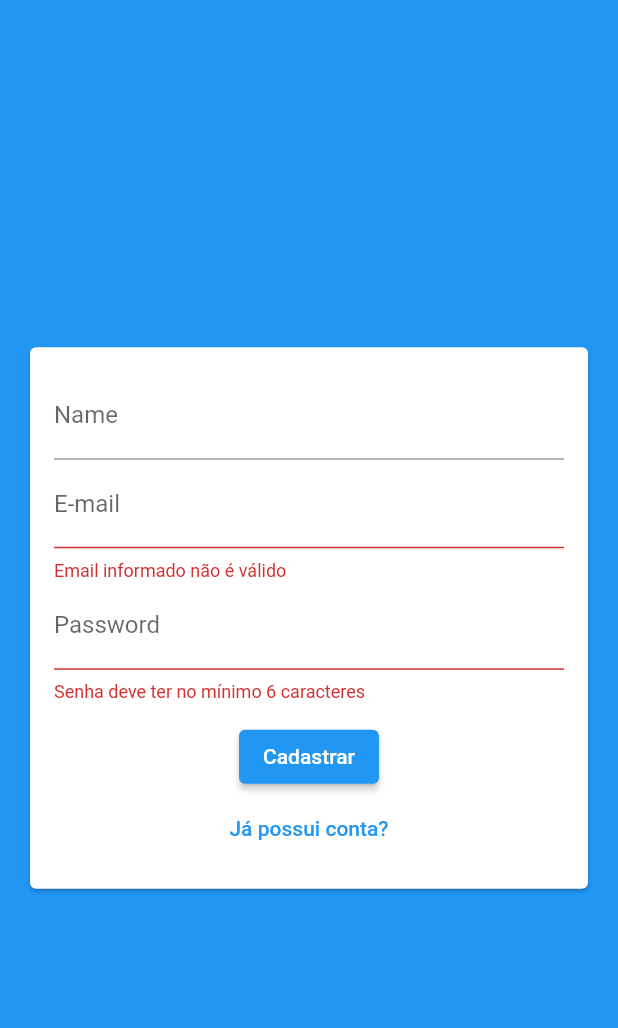
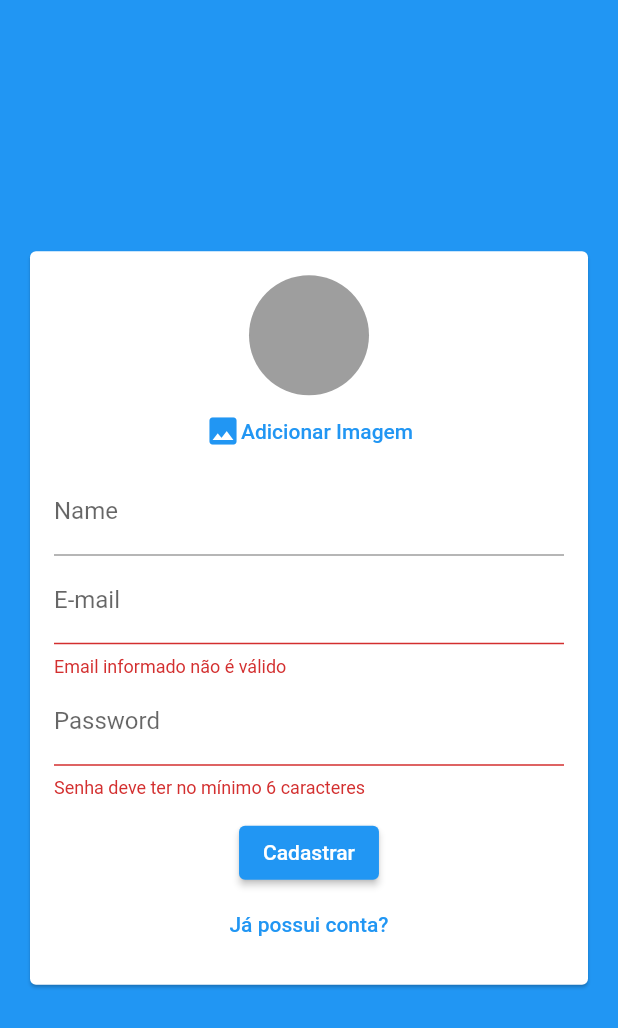
Before and after one commit to Yures1lva/chat-firebase, a Flutter app: the screen it shows after launch, after a tap on "Entrar", after a tap on "Criar uma nova conta?", on a phone screen of 412 x 824 dp. Shown: the top 1028 px of the screen. Run offline on Flutter 3.47's test engine with Material 2 defaults, Android fonts, the phone set to English and light mode, and no system bars; our stand-ins replace image_picker.

Commit message:
Adicionando aimagePicker

```diff
--- a/chat_firebase/lib/componets/auth_form.dart
+++ b/chat_firebase/lib/componets/auth_form.dart
@@ -1,3 +1,6 @@
+import 'dart:io';
+
+import 'package:chat_firebase/componets/user_image_picker.dart';
 import 'package:chat_firebase/models/auth_form_data.dart';
 import 'package:flutter/material.dart';
 import 'package:flutter/src/widgets/container.dart';
@@ -15,11 +18,26 @@ class _AuthFormState extends State<AuthForm> {
   final _formkey = GlobalKey<FormState>();
   final _formData = AuthFormData();
 
+  void _showError(String msg) {
+    ScaffoldMessenger.of(context).showSnackBar(
+      SnackBar(
+        content: Text(msg),
+        backgroundColor: Theme.of(context).errorColor,
+      ),
+    );
+  }
+
   void _submit() {
     final isValid = _formkey.currentState?.validate() ?? false;
     if (!isValid) return;
+    if (_formData.image == null && _formData.isSingup) {
+      return _showError("Imagem não selecionada");
+    }
+    widget.onSubmit(_formData);
+  }
 
-    widget.onSubmit(_formData);
+  void _handleImagePick(File image) {
+    _formData.image = image;
   }
 
   @override
@@ -32,6 +50,8 @@ class _AuthFormState extends State<AuthForm> {
             key: _formkey,
             child: Column(
               children: [
+                if (_formData.isSingup)
+                  UserImagePicker(onImagePick: _handleImagePick),
                 if (_formData.isSingup)
                   TextFormField(
                     key: ValueKey("name"),
--- /dev/null
+++ b/chat_firebase/lib/componets/user_image_picker.dart
@@ -0,0 +1,63 @@
+import 'dart:io';
+
+import 'package:flutter/cupertino.dart';
+import 'package:flutter/material.dart';
+import 'package:flutter/src/widgets/container.dart';
+import 'package:flutter/src/widgets/framework.dart';
+import 'package:image_picker/image_picker.dart';
+
+class UserImagePicker extends StatefulWidget {
+  final void Function(File image) onImagePick;
+
+  const UserImagePicker({super.key, required this.onImagePick});
+
+  @override
+  State<UserImagePicker> createState() => _UserImagePicker();
+}
+
+class _UserImagePicker extends State<UserImagePicker> {
+  File? _image;
+  Future<void> _pickImage() async {
+    final picker = ImagePicker();
+    final pickedImage = await picker.pickImage(
+      source: ImageSource.gallery,
+      imageQuality: 50,
+      maxWidth: 150,
+    );
+    if (pickedImage != null) {
+      setState(() {
+        _image = File(pickedImage.path);
+      });
+      widget.onImagePick(_image!);
+    }
+  }
+
+  @override
+  Widget build(BuildContext context) {
+    return Column(
+      children: [
+        CircleAvatar(
+          radius: 40,
+          backgroundColor: Colors.grey,
+          backgroundImage: _image != null ? FileImage(_image!) : null,
+        ),
+        TextButton(
+            onPressed: _pickImage,
+            child: Row(
+              crossAxisAlignment: CrossAxisAlignment.center,
+              mainAxisAlignment: MainAxisAlignment.center,
+              children: [
+                Icon(
+                  Icons.image,
+                  color: Theme.of(context).primaryColor,
+                ),
+                SizedBox(
+                  height: 10,
+                ),
+                Text("Adicionar Imagem")
+              ],
+            ))
+      ],
+    );
+  }
+}
```
